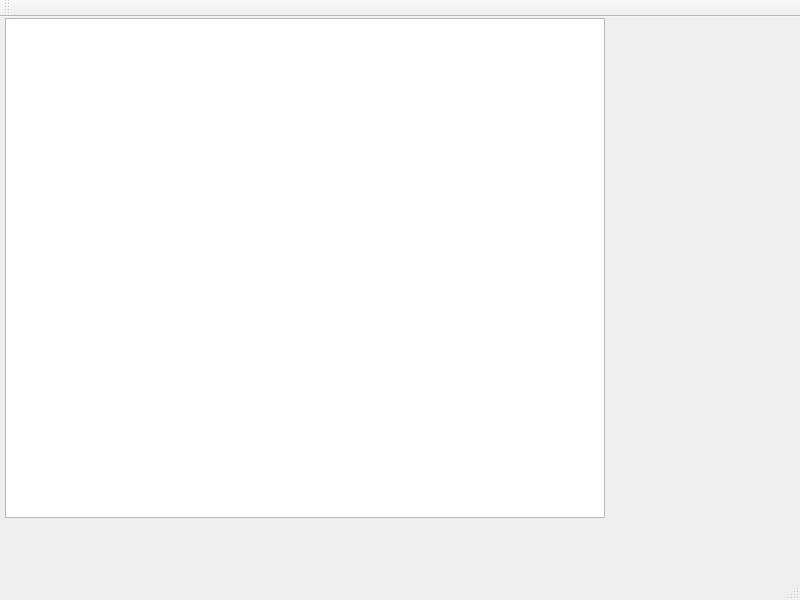
Before: the Qt Designer form mainwindow.ui in ammelto/QtPhysicsSandbox, drawn with Qt 5.
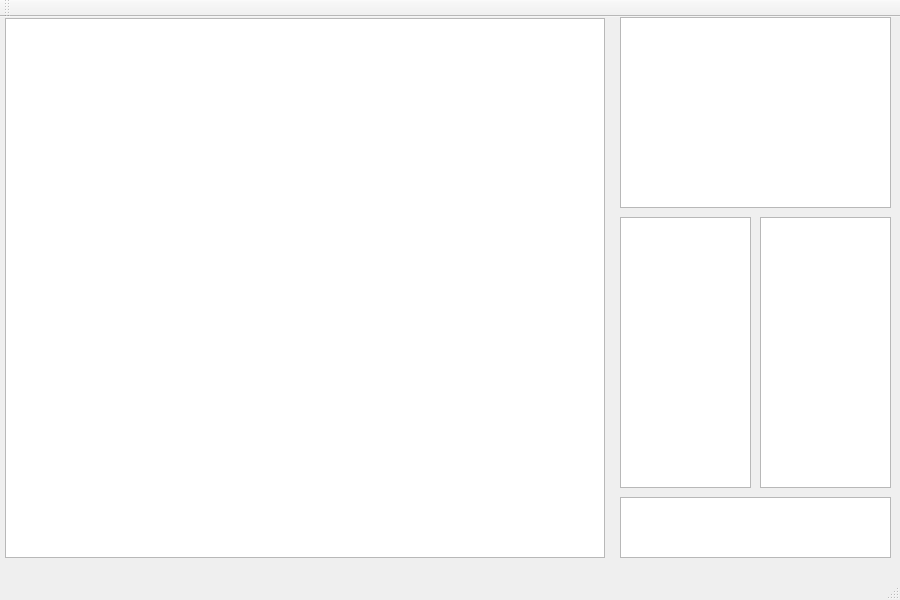
After: the same form once the commit is applied.

What changed in the file:
```diff
--- a/mainwindow.ui
+++ b/mainwindow.ui
@@ -6,19 +6,19 @@
    <rect>
     <x>0</x>
     <y>0</y>
-    <width>800</width>
+    <width>900</width>
     <height>600</height>
    </rect>
   </property>
   <property name="minimumSize">
    <size>
-    <width>800</width>
+    <width>900</width>
     <height>600</height>
    </size>
   </property>
   <property name="maximumSize">
    <size>
-    <width>800</width>
+    <width>900</width>
     <height>600</height>
    </size>
   </property>
@@ -32,7 +32,7 @@
       <x>5</x>
       <y>1</y>
       <width>600</width>
-      <height>500</height>
+      <height>540</height>
      </rect>
     </property>
     <property name="sizePolicy">
@@ -44,19 +44,59 @@
     <property name="minimumSize">
      <size>
       <width>600</width>
-      <height>500</height>
+      <height>540</height>
      </size>
     </property>
     <property name="maximumSize">
      <size>
       <width>600</width>
-      <height>500</height>
+      <height>540</height>
      </size>
     </property>
     <property name="resizeAnchor">
      <enum>QGraphicsView::AnchorViewCenter</enum>
     </property>
    </widget>
+   <widget class="QListView" name="listView">
+    <property name="geometry">
+     <rect>
+      <x>620</x>
+      <y>200</y>
+      <width>131</width>
+      <height>271</height>
+     </rect>
+    </property>
+   </widget>
+   <widget class="QListView" name="listView_2">
+    <property name="geometry">
+     <rect>
+      <x>760</x>
+      <y>200</y>
+      <width>131</width>
+      <height>271</height>
+     </rect>
+    </property>
+   </widget>
+   <widget class="QPlainTextEdit" name="plainTextEdit">
+    <property name="geometry">
+     <rect>
+      <x>620</x>
+      <y>480</y>
+      <width>271</width>
+      <height>61</height>
+     </rect>
+    </property>
+   </widget>
+   <widget class="QGraphicsView" name="graphicsView">
+    <property name="geometry">
+     <rect>
+      <x>620</x>
+      <y>0</y>
+      <width>271</width>
+      <height>191</height>
+     </rect>
+    </property>
+   </widget>
   </widget>
   <widget class="QMenuBar" name="menuBar">
    <property name="geometry">
```
Left out of the diff: 2 changed lines with no effect on the pictures.
